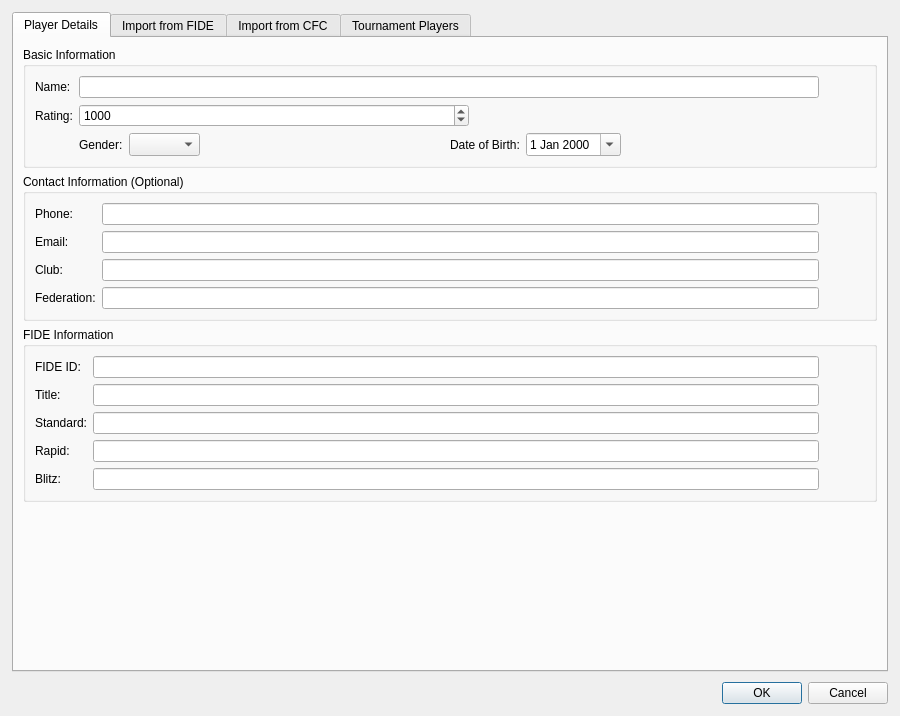
This is src/gambitpairing/ui/player_management_dialog.ui in gambit-devs/gambit-pairing as Qt 5 draws it before an edit. The edited form follows.
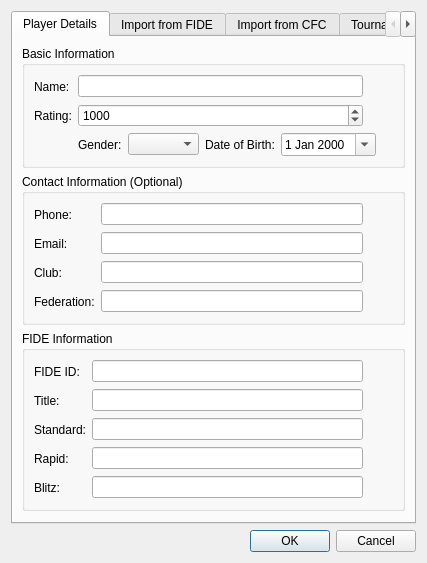
This is the edited form.

Diff of the .ui file:
```diff
--- a/src/gambitpairing/ui/player_management_dialog.ui
+++ b/src/gambitpairing/ui/player_management_dialog.ui
@@ -8,28 +8,7 @@
   <property name="modal">
    <bool>true</bool>
   </property>
-  <property name="minimumSize">
-   <size>
-    <width>900</width>
-    <height>600</height>
-   </size>
-  </property>
-  <layout class="QVBoxLayout" name="main_layout">
-   <property name="leftMargin">
-    <number>12</number>
-   </property>
-   <property name="topMargin">
-    <number>12</number>
-   </property>
-   <property name="rightMargin">
-    <number>12</number>
-   </property>
-   <property name="bottomMargin">
-    <number>12</number>
-   </property>
-   <property name="spacing">
-    <number>10</number>
-   </property>
+ <layout class="QVBoxLayout" name="main_layout">
    <item>
     <widget class="QTabWidget" name="tab_widget">
      <property name="currentIndex">
@@ -57,26 +36,17 @@
            <layout class="QHBoxLayout" name="name_layout">
             <item>
              <widget class="QLineEdit" name="name_edit">
-              <property name="maximumSize">
-               <size>
-                <width>16777215</width>
-                <height>40</height>
-               </size>
-              </property>
               <property name="toolTip">
                <string>Full name of the player</string>
               </property>
              </widget>
             </item>
             <item>
-             <widget class="QPushButton" name="btn_copy_name">
-              <property name="class" stdset="0">
-               <string>PlayerManagementCopyButton</string>
-              </property>
+             <widget class="QToolButton" name="btn_copy_name">
               <property name="toolTip">
                <string>Copy name to clipboard</string>
               </property>
-              <property name="flat">
+              <property name="autoRaise">
                <bool>true</bool>
               </property>
              </widget>
@@ -94,12 +64,6 @@
            <layout class="QHBoxLayout" name="rating_layout">
             <item>
              <widget class="QSpinBox" name="rating_spin">
-              <property name="maximumSize">
-               <size>
-                <width>16777215</width>
-                <height>40</height>
-               </size>
-              </property>
               <property name="toolTip">
                <string>Player's rating (0-3500)</string>
               </property>
@@ -112,14 +76,11 @@
              </widget>
             </item>
             <item>
-             <widget class="QPushButton" name="btn_copy_rating">
-              <property name="class" stdset="0">
-               <string>PlayerManagementCopyButton</string>
-              </property>
+             <widget class="QToolButton" name="btn_copy_rating">
               <property name="toolTip">
                <string>Copy rating to clipboard</string>
               </property>
-              <property name="flat">
+              <property name="autoRaise">
                <bool>true</bool>
               </property>
              </widget>
@@ -137,12 +98,6 @@
             </item>
             <item>
              <widget class="QComboBox" name="gender_combo">
-              <property name="maximumSize">
-               <size>
-                <width>16777215</width>
-                <height>40</height>
-               </size>
-              </property>
               <property name="toolTip">
                <string>Select gender (optional)</string>
               </property>
@@ -163,19 +118,6 @@
               </item>
              </widget>
             </item>
-            <item>
-             <spacer name="gender_dob_spacing">
-              <property name="orientation">
-               <enum>Qt::Horizontal</enum>
-              </property>
-              <property name="sizeHint" stdset="0">
-               <size>
-                <width>10</width>
-                <height>20</height>
-               </size>
-              </property>
-             </spacer>
-            </item>
             <item>
              <widget class="QLabel" name="dob_label">
               <property name="text">
@@ -185,12 +127,6 @@
             </item>
             <item>
              <widget class="QDateEdit" name="dob_edit">
-              <property name="maximumSize">
-               <size>
-                <width>16777215</width>
-                <height>40</height>
-               </size>
-              </property>
               <property name="toolTip">
                <string>Date of birth (optional)</string>
               </property>
@@ -210,14 +146,17 @@
              </widget>
             </item>
             <item>
-             <spacer name="gender_dob_stretch">
-              <property name="orientation">
-               <enum>Qt::Horizontal</enum>
-              </property>
-              <property name="sizeHint" stdset="0">
-               <size>
-                <width>40</width>
-                <height>20</height>
+            <spacer name="gender_dob_stretch">
+             <property name="orientation">
+              <enum>Qt::Horizontal</enum>
+             </property>
+             <property name="sizeType">
+              <enum>QSizePolicy::Expanding</enum>
+             </property>
+             <property name="sizeHint" stdset="0">
+              <size>
+               <width>0</width>
+               <height>0</height>
                </size>
               </property>
              </spacer>
@@ -244,26 +183,17 @@
            <layout class="QHBoxLayout" name="phone_layout">
             <item>
              <widget class="QLineEdit" name="phone_edit">
-              <property name="maximumSize">
-               <size>
-                <width>16777215</width>
-                <height>40</height>
-               </size>
-              </property>
               <property name="toolTip">
                <string>Phone number (optional)</string>
               </property>
              </widget>
             </item>
             <item>
-             <widget class="QPushButton" name="btn_copy_phone">
-              <property name="class" stdset="0">
-               <string>PlayerManagementCopyButton</string>
-              </property>
+             <widget class="QToolButton" name="btn_copy_phone">
               <property name="toolTip">
                <string>Copy phone to clipboard</string>
               </property>
-              <property name="flat">
+              <property name="autoRaise">
                <bool>true</bool>
               </property>
              </widget>
@@ -281,26 +211,17 @@
            <layout class="QHBoxLayout" name="email_layout">
             <item>
              <widget class="QLineEdit" name="email_edit">
-              <property name="maximumSize">
-               <size>
-                <width>16777215</width>
-                <height>40</height>
-               </size>
-              </property>
               <property name="toolTip">
                <string>Email address (optional)</string>
               </property>
              </widget>
             </item>
             <item>
-             <widget class="QPushButton" name="btn_copy_email">
-              <property name="class" stdset="0">
-               <string>PlayerManagementCopyButton</string>
-              </property>
+             <widget class="QToolButton" name="btn_copy_email">
               <property name="toolTip">
                <string>Copy email to clipboard</string>
               </property>
-              <property name="flat">
+              <property name="autoRaise">
                <bool>true</bool>
               </property>
              </widget>
@@ -318,26 +239,17 @@
            <layout class="QHBoxLayout" name="club_layout">
             <item>
              <widget class="QLineEdit" name="club_edit">
-              <property name="maximumSize">
-               <size>
-                <width>16777215</width>
-                <height>40</height>
-               </size>
-              </property>
               <property name="toolTip">
                <string>Chess club (optional)</string>
               </property>
              </widget>
             </item>
             <item>
-             <widget class="QPushButton" name="btn_copy_club">
-              <property name="class" stdset="0">
-               <string>PlayerManagementCopyButton</string>
-              </property>
+             <widget class="QToolButton" name="btn_copy_club">
               <property name="toolTip">
                <string>Copy club to clipboard</string>
               </property>
-              <property name="flat">
+              <property name="autoRaise">
                <bool>true</bool>
               </property>
              </widget>
@@ -355,26 +267,17 @@
            <layout class="QHBoxLayout" name="federation_layout">
             <item>
              <widget class="QLineEdit" name="federation_edit">
-              <property name="maximumSize">
-               <size>
-                <width>16777215</width>
-                <height>40</height>
-               </size>
-              </property>
               <property name="toolTip">
                <string>Federation/Country (optional)</string>
               </property>
              </widget>
             </item>
             <item>
-             <widget class="QPushButton" name="btn_copy_federation">
-              <property name="class" stdset="0">
-               <string>PlayerManagementCopyButton</string>
-              </property>
+             <widget class="QToolButton" name="btn_copy_federation">
               <property name="toolTip">
                <string>Copy federation to clipboard</string>
               </property>
-              <property name="flat">
+              <property name="autoRaise">
                <bool>true</bool>
               </property>
              </widget>
@@ -404,26 +307,17 @@
            <layout class="QHBoxLayout" name="fide_id_layout">
             <item>
              <widget class="QLineEdit" name="fide_id_edit">
-              <property name="maximumSize">
-               <size>
-                <width>16777215</width>
-                <height>40</height>
-               </size>
-              </property>
               <property name="toolTip">
                <string>FIDE ID (editable)</string>
               </property>
              </widget>
             </item>
             <item>
-             <widget class="QPushButton" name="btn_copy_fide_id">
-              <property name="class" stdset="0">
-               <string>PlayerManagementCopyButton</string>
-              </property>
+             <widget class="QToolButton" name="btn_copy_fide_id">
               <property name="toolTip">
                <string>Copy FIDE ID to clipboard</string>
               </property>
-              <property name="flat">
+              <property name="autoRaise">
                <bool>true</bool>
               </property>
              </widget>
@@ -441,26 +335,17 @@
            <layout class="QHBoxLayout" name="fide_title_layout">
             <item>
              <widget class="QLineEdit" name="fide_title_edit">
-              <property name="maximumSize">
-               <size>
-                <width>16777215</width>
-                <height>40</height>
-               </size>
-              </property>
               <property name="toolTip">
                <string>FIDE Title (editable)</string>
               </property>
              </widget>
             </item>
             <item>
-             <widget class="QPushButton" name="btn_copy_fide_title">
-              <property name="class" stdset="0">
-               <string>PlayerManagementCopyButton</string>
-              </property>
+             <widget class="QToolButton" name="btn_copy_fide_title">
               <property name="toolTip">
                <string>Copy title to clipboard</string>
               </property>
-              <property name="flat">
+              <property name="autoRaise">
                <bool>true</bool>
               </property>
              </widget>
@@ -478,26 +363,17 @@
            <layout class="QHBoxLayout" name="fide_std_layout">
             <item>
              <widget class="QLineEdit" name="fide_std_edit">
-              <property name="maximumSize">
-               <size>
-                <width>16777215</width>
-                <height>40</height>
-               </size>
-              </property>
               <property name="toolTip">
                <string>Standard rating (editable)</string>
               </property>
              </widget>
             </item>
             <item>
-             <widget class="QPushButton" name="btn_copy_fide_std">
-              <property name="class" stdset="0">
-               <string>PlayerManagementCopyButton</string>
-              </property>
+             <widget class="QToolButton" name="btn_copy_fide_std">
               <property name="toolTip">
                <string>Copy standard rating to clipboard</string>
               </property>
-              <property name="flat">
+              <property name="autoRaise">
                <bool>true</bool>
               </property>
              </widget>
@@ -515,26 +391,17 @@
            <layout class="QHBoxLayout" name="fide_rapid_layout">
             <item>
              <widget class="QLineEdit" name="fide_rapid_edit">
-              <property name="maximumSize">
-               <size>
-                <width>16777215</width>
-                <height>40</height>
-               </size>
-              </property>
               <property name="toolTip">
                <string>Rapid rating (editable)</string>
               </property>
              </widget>
             </item>
             <item>
-             <widget class="QPushButton" name="btn_copy_fide_rapid">
-              <property name="class" stdset="0">
-               <string>PlayerManagementCopyButton</string>
-              </property>
+             <widget class="QToolButton" name="btn_copy_fide_rapid">
               <property name="toolTip">
                <string>Copy rapid rating to clipboard</string>
               </property>
-              <property name="flat">
+              <property name="autoRaise">
                <bool>true</bool>
               </property>
              </widget>
@@ -552,26 +419,17 @@
            <layout class="QHBoxLayout" name="fide_blitz_layout">
             <item>
              <widget class="QLineEdit" name="fide_blitz_edit">
-              <property name="maximumSize">
-               <size>
-                <width>16777215</width>
-                <height>40</height>
-               </size>
-              </property>
               <property name="toolTip">
                <string>Blitz rating (editable)</string>
               </property>
              </widget>
             </item>
             <item>
-             <widget class="QPushButton" name="btn_copy_fide_blitz">
-              <property name="class" stdset="0">
-               <string>PlayerManagementCopyButton</string>
-              </property>
+             <widget class="QToolButton" name="btn_copy_fide_blitz">
               <property name="toolTip">
                <string>Copy blitz rating to clipboard</string>
               </property>
-              <property name="flat">
+              <property name="autoRaise">
                <bool>true</bool>
               </property>
              </widget>
@@ -586,10 +444,13 @@
          <property name="orientation">
           <enum>Qt::Vertical</enum>
          </property>
+         <property name="sizeType">
+          <enum>QSizePolicy::Expanding</enum>
+         </property>
          <property name="sizeHint" stdset="0">
           <size>
-           <width>20</width>
-           <height>40</height>
+           <width>0</width>
+           <height>0</height>
           </size>
          </property>
         </spacer>
@@ -659,9 +520,6 @@
           </item>
           <item>
            <widget class="QLabel" name="fide_instructions">
-            <property name="class" stdset="0">
-             <string>PlayerManagementInstructions</string>
-            </property>
             <property name="text">
              <string>&lt;b&gt;Search Tips:&lt;/b&gt;&lt;br&gt;- &lt;b&gt;Name search:&lt;/b&gt; Try 'Magnus Carlsen', 'Carlsen', or 'Magnus'&lt;br&gt;- &lt;b&gt;FIDE ID search:&lt;/b&gt; Enter exact ID like 1503014&lt;br&gt;- &lt;b&gt;Auto-detection:&lt;/b&gt; Numbers are treated as FIDE IDs, text as names&lt;br&gt;- &lt;b&gt;Right-click&lt;/b&gt; on results for copy options&lt;br&gt;- &lt;b&gt;Double-click&lt;/b&gt; any result to import that player</string>
             </property>
@@ -678,12 +536,6 @@
          <layout class="QVBoxLayout" name="fide_results_layout">
           <item>
            <widget class="QTableWidget" name="fide_table">
-            <property name="minimumSize">
-             <size>
-              <width>0</width>
-              <height>350</height>
-             </size>
-            </property>
             <property name="alternatingRowColors">
              <bool>true</bool>
             </property>
@@ -697,12 +549,6 @@
           </item>
           <item>
            <widget class="QLabel" name="results_info_label">
-            <property name="class" stdset="0">
-             <string>PlayerManagementSearchStatus</string>
-            </property>
-            <property name="state" stdset="0">
-             <string>idle</string>
-            </property>
             <property name="text">
              <string>Search for players above to see results here</string>
             </property>
@@ -725,10 +571,13 @@
            <property name="orientation">
             <enum>Qt::Horizontal</enum>
            </property>
+           <property name="sizeType">
+            <enum>QSizePolicy::Expanding</enum>
+           </property>
            <property name="sizeHint" stdset="0">
             <size>
-             <width>40</width>
-             <height>20</height>
+             <width>0</width>
+             <height>0</height>
             </size>
            </property>
           </spacer>
@@ -781,13 +630,16 @@
              </widget>
             </item>
             <item>
-             <widget class="QPushButton" name="btn_cfc_search">
+            <widget class="QPushButton" name="btn_cfc_search">
               <property name="toolTip">
                <string>Search by name or CFC ID</string>
               </property>
               <property name="text">
                <string>Search</string>
               </property>
+              <property name="shortcut">
+               <string>Ctrl+Return</string>
+              </property>
              </widget>
             </item>
             <item>
@@ -810,9 +662,6 @@
           </item>
           <item>
            <widget class="QLabel" name="cfc_instructions">
-            <property name="class" stdset="0">
-             <string>PlayerManagementInstructions</string>
-            </property>
             <property name="text">
              <string>&lt;b&gt;Search Tips:&lt;/b&gt;&lt;br&gt;- &lt;b&gt;Name search:&lt;/b&gt; Try 'Kevin Spraggett', 'Spraggett', or 'Kevin'&lt;br&gt;- &lt;b&gt;CFC ID search:&lt;/b&gt; Enter exact ID like 100123&lt;br&gt;- &lt;b&gt;Auto-detection:&lt;/b&gt; Numbers are treated as CFC IDs, text as names&lt;br&gt;- &lt;b&gt;Province filter:&lt;/b&gt; Narrow results by selecting a specific province&lt;br&gt;- &lt;b&gt;Right-click&lt;/b&gt; on results for copy options&lt;br&gt;- &lt;b&gt;Double-click&lt;/b&gt; any result to import that player</string>
             </property>
@@ -829,12 +678,6 @@
          <layout class="QVBoxLayout" name="cfc_results_layout">
           <item>
            <widget class="QTableWidget" name="cfc_table">
-            <property name="minimumSize">
-             <size>
-              <width>0</width>
-              <height>350</height>
-             </size>
-            </property>
             <property name="alternatingRowColors">
              <bool>true</bool>
             </property>
@@ -848,12 +691,6 @@
           </item>
           <item>
            <widget class="QLabel" name="cfc_results_info_label">
-            <property name="class" stdset="0">
-             <string>PlayerManagementSearchStatus</string>
-            </property>
-            <property name="state" stdset="0">
-             <string>idle</string>
-            </property>
             <property name="text">
              <string>Search for players above to see results here</string>
             </property>
@@ -876,10 +713,13 @@
            <property name="orientation">
             <enum>Qt::Horizontal</enum>
            </property>
+           <property name="sizeType">
+            <enum>QSizePolicy::Expanding</enum>
+           </property>
            <property name="sizeHint" stdset="0">
             <size>
-             <width>40</width>
-             <height>20</height>
+             <width>0</width>
+             <height>0</height>
             </size>
            </property>
           </spacer>
@@ -915,19 +755,19 @@
              <property name="orientation">
               <enum>Qt::Vertical</enum>
              </property>
+             <property name="sizeType">
+              <enum>QSizePolicy::Expanding</enum>
+             </property>
              <property name="sizeHint" stdset="0">
               <size>
-               <width>20</width>
-               <height>40</height>
+               <width>0</width>
+               <height>0</height>
               </size>
              </property>
             </spacer>
            </item>
            <item>
             <widget class="QLabel" name="no_players_icon_label">
-             <property name="class" stdset="0">
-              <string>PlayerManagementEmptyIcon</string>
-             </property>
              <property name="text">
               <string>Tournament</string>
              </property>
@@ -938,9 +778,6 @@
            </item>
            <item>
             <widget class="QLabel" name="no_players_title_label">
-             <property name="class" stdset="0">
-              <string>PlayerManagementEmptyTitle</string>
-             </property>
              <property name="text">
               <string>No Players in Tournament Yet</string>
              </property>
@@ -951,9 +788,6 @@
            </item>
            <item>
             <widget class="QLabel" name="no_players_subtitle_label">
-             <property name="class" stdset="0">
-              <string>PlayerManagementEmptySubtitle</string>
-             </property>
              <property name="text">
               <string>Start by adding players to your tournament</string>
              </property>
@@ -965,23 +799,23 @@
            <item>
             <layout class="QHBoxLayout" name="empty_buttons_layout">
              <item>
-              <spacer name="empty_buttons_left_stretch">
-               <property name="orientation">
-                <enum>Qt::Horizontal</enum>
-               </property>
-               <property name="sizeHint" stdset="0">
-                <size>
-                 <width>40</width>
-                 <height>20</height>
+             <spacer name="empty_buttons_left_stretch">
+              <property name="orientation">
+               <enum>Qt::Horizontal</enum>
+              </property>
+              <property name="sizeType">
+               <enum>QSizePolicy::Expanding</enum>
+              </property>
+              <property name="sizeHint" stdset="0">
+               <size>
+                <width>0</width>
+                <height>0</height>
                 </size>
                </property>
               </spacer>
              </item>
              <item>
               <widget class="QPushButton" name="btn_empty_go_fide">
-               <property name="class" stdset="0">
-                <string>PlayerManagementEmptyAction</string>
-               </property>
                <property name="text">
                 <string>Import from FIDE</string>
                </property>
@@ -989,23 +823,23 @@
              </item>
              <item>
               <widget class="QPushButton" name="btn_empty_go_details">
-               <property name="class" stdset="0">
-                <string>PlayerManagementEmptyAction</string>
-               </property>
                <property name="text">
                 <string>Add Player Manually</string>
                </property>
               </widget>
              </item>
              <item>
-              <spacer name="empty_buttons_right_stretch">
-               <property name="orientation">
-                <enum>Qt::Horizontal</enum>
-               </property>
-               <property name="sizeHint" stdset="0">
-                <size>
-                 <width>40</width>
-                 <height>20</height>
+             <spacer name="empty_buttons_right_stretch">
+              <property name="orientation">
+               <enum>Qt::Horizontal</enum>
+              </property>
+              <property name="sizeType">
+               <enum>QSizePolicy::Expanding</enum>
+              </property>
+              <property name="sizeHint" stdset="0">
+               <size>
+                <width>0</width>
+                <height>0</height>
                 </size>
                </property>
               </spacer>
@@ -1017,10 +851,13 @@
              <property name="orientation">
               <enum>Qt::Vertical</enum>
              </property>
+             <property name="sizeType">
+              <enum>QSizePolicy::Expanding</enum>
+             </property>
              <property name="sizeHint" stdset="0">
               <size>
-               <width>20</width>
-               <height>40</height>
+               <width>0</width>
+               <height>0</height>
               </size>
              </property>
             </spacer>
@@ -1031,9 +868,6 @@
           <layout class="QVBoxLayout" name="tournament_table_page_layout">
            <item>
             <widget class="QLabel" name="tournament_instructions">
-             <property name="class" stdset="0">
-              <string>PlayerManagementSearchStatus</string>
-             </property>
              <property name="text">
               <string>Double-click a player to edit, or select and click the button below</string>
              </property>
@@ -1055,14 +889,17 @@
            <item>
             <layout class="QHBoxLayout" name="tournament_controls_layout">
              <item>
-              <spacer name="tournament_controls_stretch">
-               <property name="orientation">
-                <enum>Qt::Horizontal</enum>
-               </property>
-               <property name="sizeHint" stdset="0">
-                <size>
-                 <width>40</width>
-                 <height>20</height>
+             <spacer name="tournament_controls_stretch">
+              <property name="orientation">
+               <enum>Qt::Horizontal</enum>
+              </property>
+              <property name="sizeType">
+               <enum>QSizePolicy::Expanding</enum>
+              </property>
+              <property name="sizeHint" stdset="0">
+               <size>
+                <width>0</width>
+                <height>0</height>
                 </size>
                </property>
               </spacer>
```
